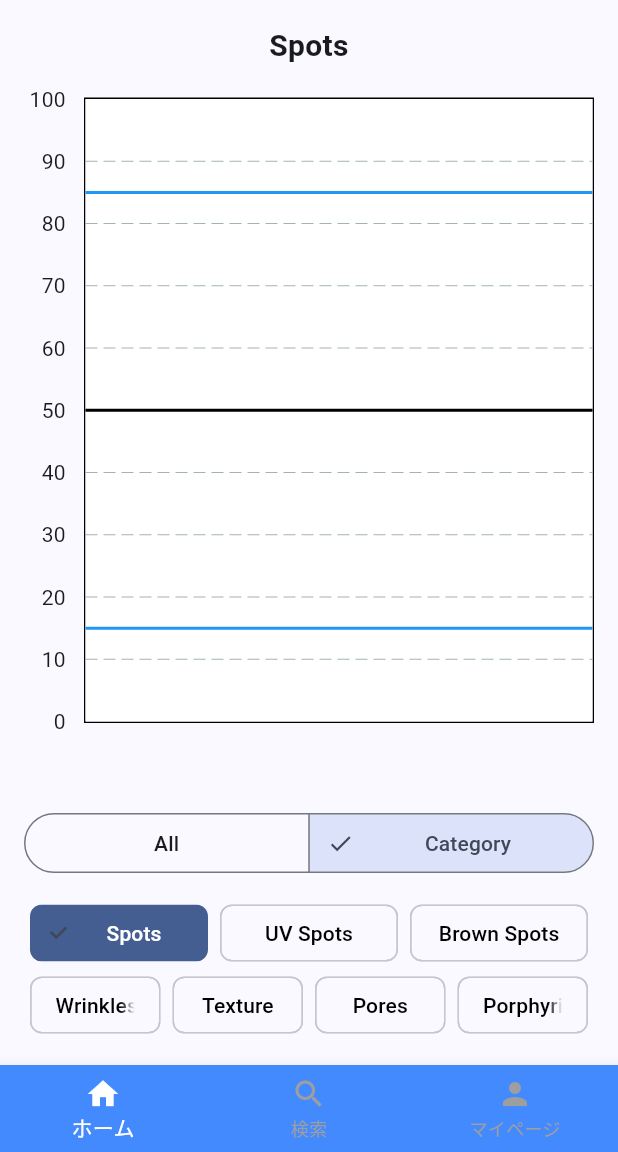
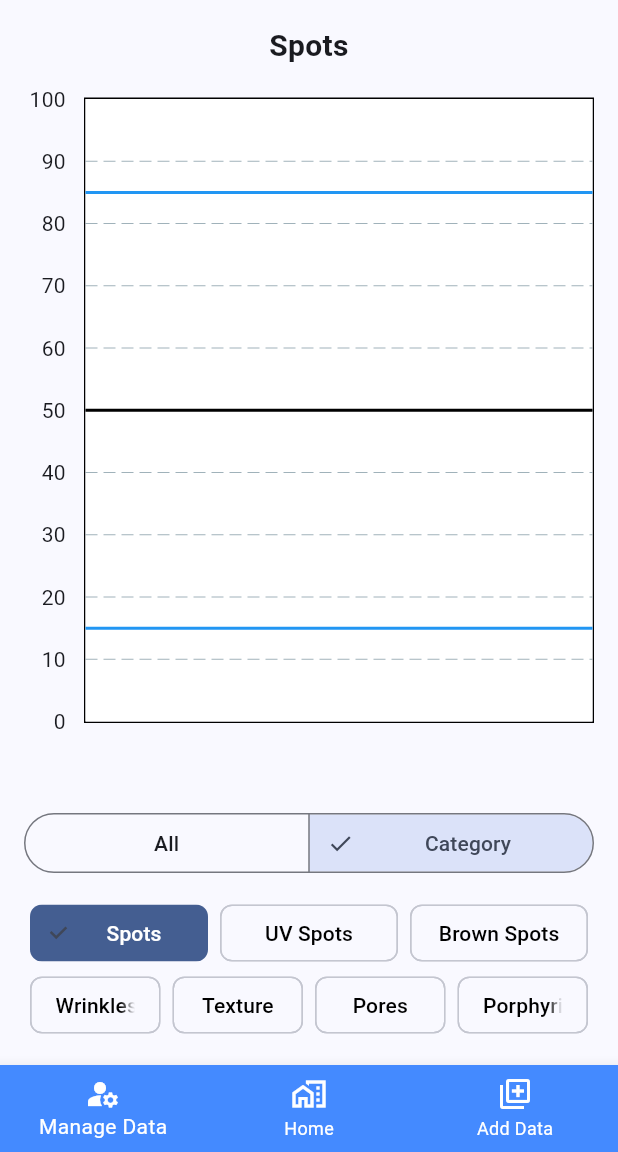
Before and after one commit to YukiMatsuoka0617/my_visia_result, a Flutter app: the screen it shows after launch, after a tap on "Category", on a phone screen of 412 x 824 dp, the part 84-1236 px from its top. Run offline on Flutter 3.47's test engine with Material 3 defaults, Android fonts, the light colour scheme and no system bars; drawn by our look-alikes of fl_chart; our stand-ins replace auto_size_text, hive, smooth_page_indicator; accounts and stored records are empty.

Commit message:
Change Icon of BottomNavigationBar

```diff
--- a/lib/screens/home/screen/home_screen.dart
+++ b/lib/screens/home/screen/home_screen.dart
@@ -149,7 +149,7 @@ class _HomeScreenState extends State<HomeScreen> {
         currentIndex: _selectedIndex,
         backgroundColor: Colors.blueAccent,
         selectedItemColor: Colors.white,
-        unselectedItemColor: Colors.grey,
+        unselectedItemColor: Colors.white,
         onTap: (index) {
           setState(() {
             _selectedIndex = index;
@@ -157,16 +157,19 @@ class _HomeScreenState extends State<HomeScreen> {
         },
         items: const [
           BottomNavigationBarItem(
-            icon: Icon(Icons.home),
-            label: 'ホーム',
+            icon: Icon(Icons.manage_accounts_outlined),
+            activeIcon: Icon(Icons.manage_accounts),
+            label: 'Manage Data',
           ),
           BottomNavigationBarItem(
-              icon: Icon(Icons.search),
-              label: '検索',
-              backgroundColor: Colors.white),
+            icon: Icon(Icons.home_work_outlined),
+            activeIcon: Icon(Icons.home_work),
+            label: 'Home',
+          ),
           BottomNavigationBarItem(
-            icon: Icon(Icons.person),
-            label: 'マイページ',
+            icon: Icon(Icons.my_library_add_outlined),
+            activeIcon: Icon(Icons.my_library_add),
+            label: 'Add Data',
           ),
         ],
       ),
```
